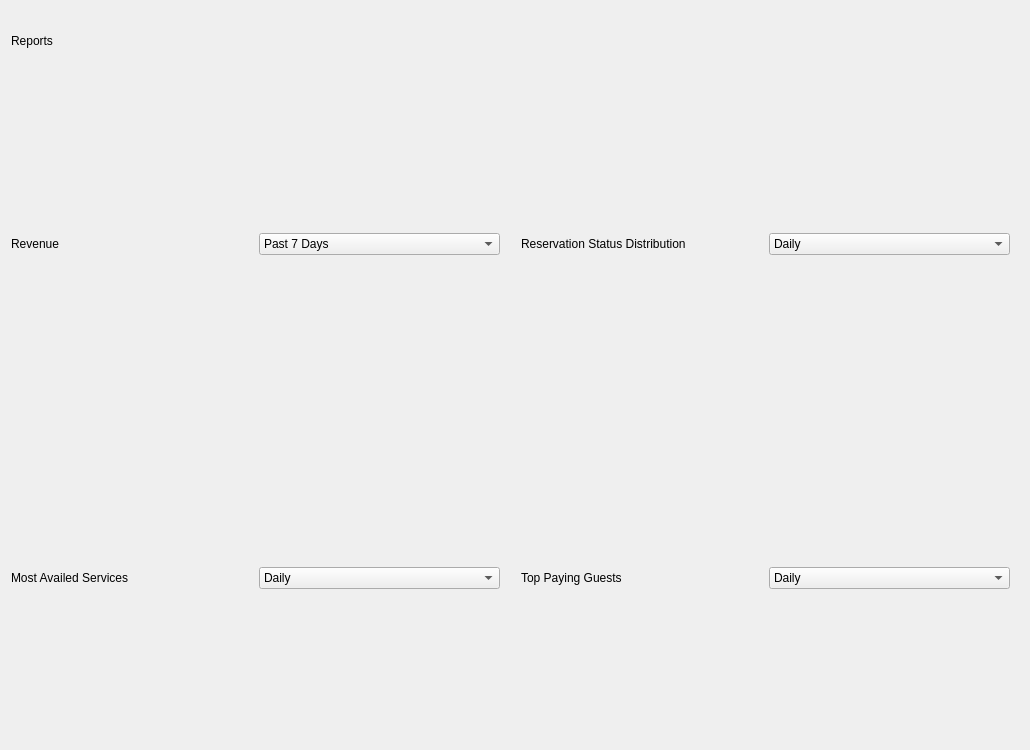
First picture: the form in ui_files/reports_page.ui, repository xbryan25/hotel-management-system, before the edit.
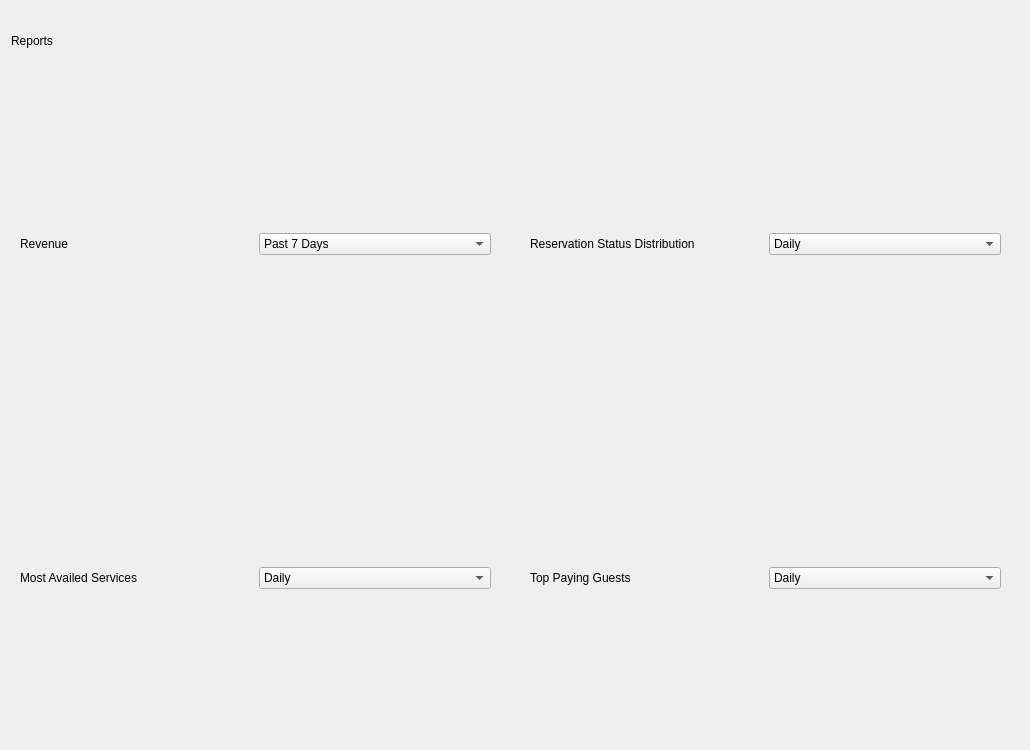
Second picture: the form after the edit.

Commit message: feat(reports_page): add reports_page_controller and load sample charts

What changed in the file:
```diff
--- a/ui_files/reports_page.ui
+++ b/ui_files/reports_page.ui
@@ -23,7 +23,35 @@
    <property name="spacing">
     <number>12</number>
    </property>
-   <item row="2" column="0">
+   <item row="0" column="0" colspan="2">
+    <widget class="QFrame" name="reports_frame">
+     <property name="maximumSize">
+      <size>
+       <width>16777215</width>
+       <height>60</height>
+      </size>
+     </property>
+     <property name="frameShape">
+      <enum>QFrame::NoFrame</enum>
+     </property>
+     <property name="frameShadow">
+      <enum>QFrame::Raised</enum>
+     </property>
+     <layout class="QHBoxLayout" name="horizontalLayout">
+      <property name="leftMargin">
+       <number>0</number>
+      </property>
+      <item>
+       <widget class="QLabel" name="reports_label">
+        <property name="text">
+         <string>Reports</string>
+        </property>
+       </widget>
+      </item>
+     </layout>
+    </widget>
+   </item>
+   <item row="3" column="0">
     <widget class="QFrame" name="most_availed_services_chart_frame">
      <property name="frameShape">
       <enum>QFrame::NoFrame</enum>
@@ -31,21 +59,27 @@
      <property name="frameShadow">
       <enum>QFrame::Raised</enum>
      </property>
-     <layout class="QVBoxLayout" name="verticalLayout_3">
+     <layout class="QVBoxLayout" name="most_availed_services_chart_v_layout">
       <property name="leftMargin">
-       <number>0</number>
+       <number>9</number>
       </property>
       <property name="topMargin">
-       <number>0</number>
+       <number>9</number>
       </property>
       <property name="rightMargin">
-       <number>0</number>
+       <number>9</number>
       </property>
       <property name="bottomMargin">
-       <number>0</number>
+       <number>9</number>
       </property>
       <item>
        <widget class="QFrame" name="most_availed_services_chart_controls">
+        <property name="minimumSize">
+         <size>
+          <width>0</width>
+          <height>40</height>
+         </size>
+        </property>
         <property name="frameShape">
          <enum>QFrame::NoFrame</enum>
         </property>
@@ -57,7 +91,7 @@
           <number>0</number>
          </property>
          <item row="0" column="0">
-          <widget class="QLabel" name="most_availed_services_chart_label">
+          <widget class="QLabel" name="most_availed_services_chart_text_label">
            <property name="text">
             <string>Most Availed Services</string>
            </property>
@@ -98,7 +132,7 @@
      </layout>
     </widget>
    </item>
-   <item row="2" column="1">
+   <item row="3" column="1">
     <widget class="QFrame" name="top_paying_guests_chart_frame">
      <property name="frameShape">
       <enum>QFrame::NoFrame</enum>
@@ -106,21 +140,27 @@
      <property name="frameShadow">
       <enum>QFrame::Raised</enum>
      </property>
-     <layout class="QVBoxLayout" name="verticalLayout_4">
+     <layout class="QVBoxLayout" name="top_paying_guests_chart_v_layout">
       <property name="leftMargin">
-       <number>0</number>
+       <number>9</number>
       </property>
       <property name="topMargin">
-       <number>0</number>
+       <number>9</number>
       </property>
       <property name="rightMargin">
-       <number>0</number>
+       <number>9</number>
       </property>
       <property name="bottomMargin">
-       <number>0</number>
+       <number>9</number>
       </property>
       <item>
        <widget class="QFrame" name="top_paying_guests_chart_controls">
+        <property name="minimumSize">
+         <size>
+          <width>0</width>
+          <height>40</height>
+         </size>
+        </property>
         <property name="frameShape">
          <enum>QFrame::NoFrame</enum>
         </property>
@@ -132,7 +172,7 @@
           <number>0</number>
          </property>
          <item row="0" column="0">
-          <widget class="QLabel" name="top_paying_guests_chart_label">
+          <widget class="QLabel" name="top_paying_guests_chart_text_label">
            <property name="text">
             <string>Top Paying Guests</string>
            </property>
@@ -181,25 +221,31 @@
      <property name="frameShadow">
       <enum>QFrame::Raised</enum>
      </property>
-     <layout class="QVBoxLayout" name="verticalLayout">
+     <layout class="QVBoxLayout" name="revenue_chart_v_layout">
       <property name="leftMargin">
-       <number>0</number>
+       <number>9</number>
       </property>
       <property name="topMargin">
-       <number>0</number>
+       <number>9</number>
       </property>
       <property name="rightMargin">
-       <number>0</number>
+       <number>9</number>
       </property>
       <property name="bottomMargin">
-       <number>0</number>
+       <number>9</number>
       </property>
       <item>
        <widget class="QFrame" name="revenue_chart_controls">
         <property name="minimumSize">
          <size>
           <width>0</width>
-          <height>30</height>
+          <height>50</height>
+         </size>
+        </property>
+        <property name="maximumSize">
+         <size>
+          <width>16777215</width>
+          <height>50</height>
          </size>
         </property>
         <property name="frameShape">
@@ -212,13 +258,6 @@
          <property name="leftMargin">
           <number>0</number>
          </property>
-         <item row="0" column="0">
-          <widget class="QLabel" name="revenue_chart_label">
-           <property name="text">
-            <string>Revenue</string>
-           </property>
-          </widget>
-         </item>
          <item row="0" column="1">
           <widget class="QComboBox" name="revenue_chart_combobox">
            <item>
@@ -238,40 +277,19 @@
            </item>
           </widget>
          </item>
+         <item row="0" column="0">
+          <widget class="QLabel" name="revenue_chart_text_label">
+           <property name="text">
+            <string>Revenue</string>
+           </property>
+          </widget>
+         </item>
         </layout>
        </widget>
       </item>
      </layout>
     </widget>
    </item>
-   <item row="0" column="0" colspan="2">
-    <widget class="QFrame" name="reports_frame">
-     <property name="maximumSize">
-      <size>
-       <width>16777215</width>
-       <height>60</height>
-      </size>
-     </property>
-     <property name="frameShape">
-      <enum>QFrame::NoFrame</enum>
-     </property>
-     <property name="frameShadow">
-      <enum>QFrame::Raised</enum>
-     </property>
-     <layout class="QHBoxLayout" name="horizontalLayout">
-      <property name="leftMargin">
-       <number>0</number>
-      </property>
-      <item>
-       <widget class="QLabel" name="reports_label">
-        <property name="text">
-         <string>Reports</string>
-        </property>
-       </widget>
-      </item>
-     </layout>
-    </widget>
-   </item>
    <item row="1" column="1">
     <widget class="QFrame" name="reservation_status_chart_frame">
      <property name="frameShape">
@@ -280,25 +298,25 @@
      <property name="frameShadow">
       <enum>QFrame::Raised</enum>
      </property>
-     <layout class="QVBoxLayout" name="verticalLayout_2">
+     <layout class="QVBoxLayout" name="reservation_status_chart_v_layout">
       <property name="leftMargin">
-       <number>0</number>
+       <number>9</number>
       </property>
       <property name="topMargin">
-       <number>0</number>
+       <number>9</number>
       </property>
       <property name="rightMargin">
-       <number>0</number>
+       <number>9</number>
       </property>
       <property name="bottomMargin">
-       <number>0</number>
+       <number>9</number>
       </property>
       <item>
        <widget class="QFrame" name="reservation_status_chart_controls">
         <property name="minimumSize">
          <size>
           <width>0</width>
-          <height>30</height>
+          <height>40</height>
          </size>
         </property>
         <property name="frameShape">
@@ -312,7 +330,7 @@
           <number>0</number>
          </property>
          <item row="0" column="0">
-          <widget class="QLabel" name="reservation_status_chart_label">
+          <widget class="QLabel" name="reservation_status_chart_text_label">
            <property name="text">
             <string>Reservation Status Distribution</string>
            </property>
```
The commit also changes 7 other files.
